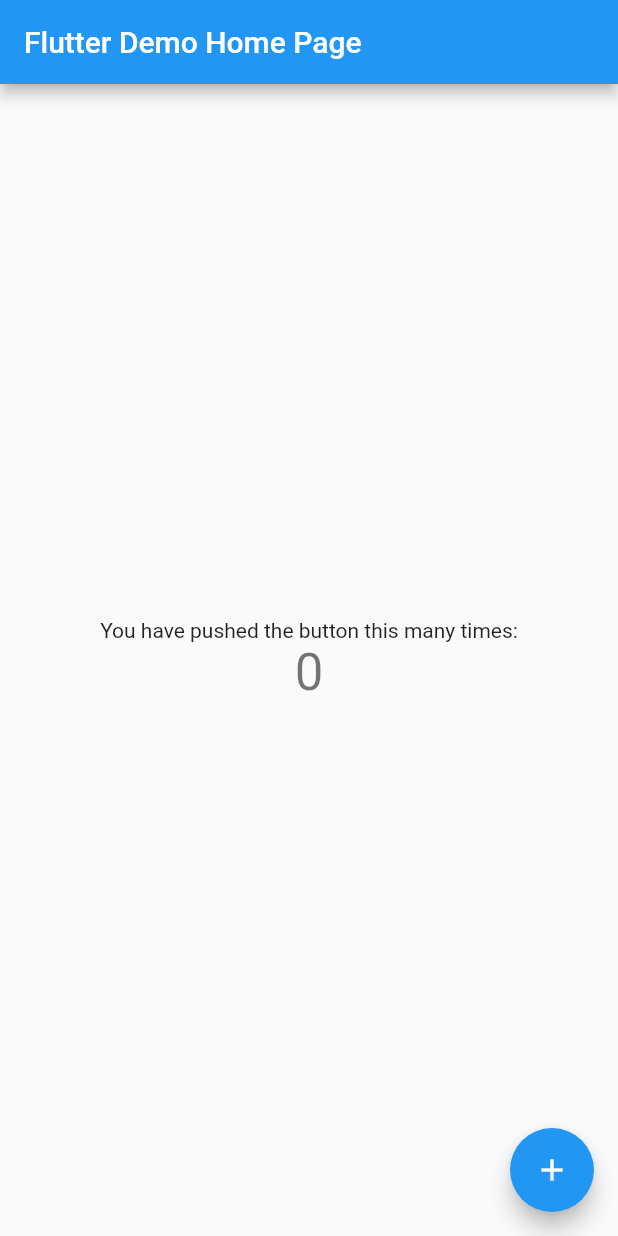
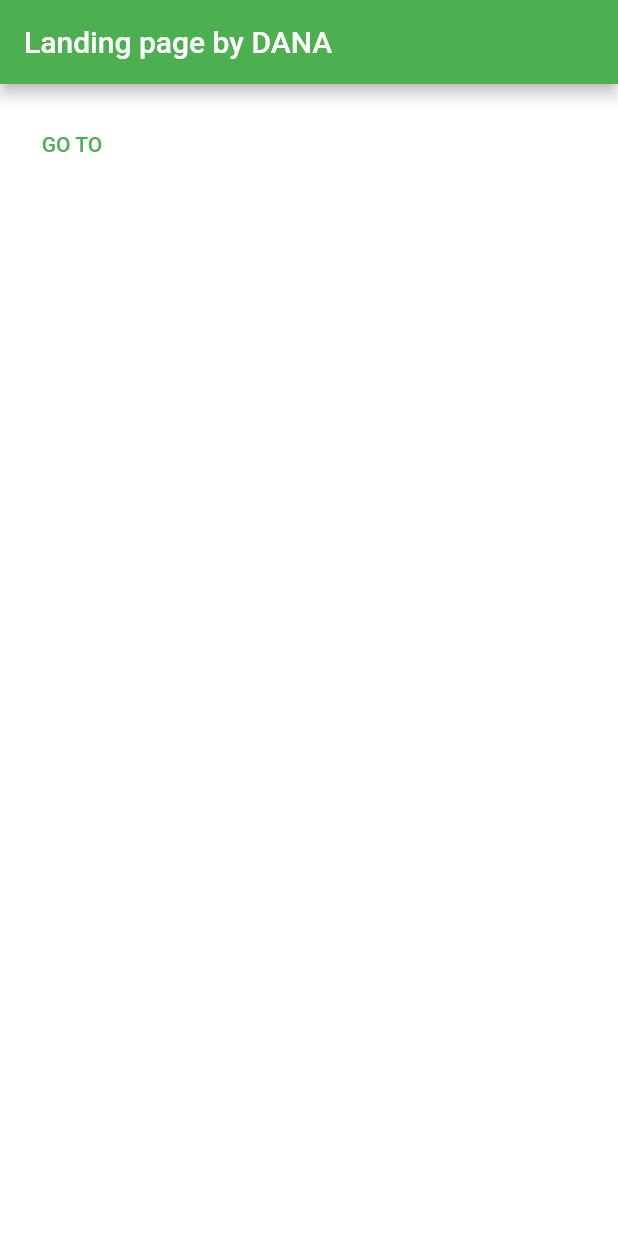
Before and after one commit to eduard-seregin/wiki_byog_flutter, a Flutter app: the screen it shows after launch, on a phone screen of 412 x 824 dp. Run offline on Flutter 3.47's test engine with Material 2 defaults, Android fonts, the light colour scheme and no system bars; Roboto replaces fonts that are missing (Georgia).

Commit message:
initiate pages

```diff
--- /dev/null
+++ b/lib/1_landing/landing_page.dart
@@ -0,0 +1,22 @@
+import 'package:flutter/cupertino.dart';
+import 'package:flutter/material.dart';
+import 'package:wiki_byog_flutter/router/routes.dart';
+
+class LandingView extends StatelessWidget {
+  const LandingView({Key? key}) : super(key: key);
+
+  @override
+  Widget build(BuildContext context) {
+    return Scaffold(
+        appBar: AppBar(
+          title: const Text("Landing page by DANA"),
+        ),
+        body: Padding(
+          padding: const EdgeInsets.all(16.0),
+          child: TextButton(
+              onPressed: () => Navigator.of(context)
+                  .pushNamedAndRemoveUntil(signinRoute, (route) => false),
+              child: const Text('GO TO')),
+        ));
+  }
+}
--- a/lib/main.dart
+++ b/lib/main.dart
@@ -1,115 +1,7 @@
 import 'package:flutter/material.dart';
+import 'package:wiki_byog_flutter/router/router.dart';
 
-void main() {
-  runApp(const MyApp());
+void main() async {
+  WidgetsFlutterBinding.ensureInitialized();
+  runApp(const RouterMaterialApp());
 }
-
-class MyApp extends StatelessWidget {
-  const MyApp({Key? key}) : super(key: key);
-
-  // This widget is the root of your application.
-  @override
-  Widget build(BuildContext context) {
-    return MaterialApp(
-      title: 'Flutter Demo',
-      theme: ThemeData(
-        // This is the theme of your application.
-        //
-        // Try running your application with "flutter run". You'll see the
-        // application has a blue toolbar. Then, without quitting the app, try
-        // changing the primarySwatch below to Colors.green and then invoke
-        // "hot reload" (press "r" in the console where you ran "flutter run",
-        // or simply save your changes to "hot reload" in a Flutter IDE).
-        // Notice that the counter didn't reset back to zero; the application
-        // is not restarted.
-        primarySwatch: Colors.blue,
-      ),
-      home: const MyHomePage(title: 'Flutter Demo Home Page'),
-    );
-  }
-}
-
-class MyHomePage extends StatefulWidget {
-  const MyHomePage({Key? key, required this.title}) : super(key: key);
-
-  // This widget is the home page of your application. It is stateful, meaning
-  // that it has a State object (defined below) that contains fields that affect
-  // how it looks.
-
-  // This class is the configuration for the state. It holds the values (in this
-  // case the title) provided by the parent (in this case the App widget) and
-  // used by the build method of the State. Fields in a Widget subclass are
-  // always marked "final".
-
-  final String title;
-
-  @override
-  State<MyHomePage> createState() => _MyHomePageState();
-}
-
-class _MyHomePageState extends State<MyHomePage> {
-  int _counter = 0;
-
-  void _incrementCounter() {
-    setState(() {
-      // This call to setState tells the Flutter framework that something has
-      // changed in this State, which causes it to rerun the build method below
-      // so that the display can reflect the updated values. If we changed
-      // _counter without calling setState(), then the build method would not be
-      // called again, and so nothing would appear to happen.
-      _counter++;
-    });
-  }
-
-  @override
-  Widget build(BuildContext context) {
-    // This method is rerun every time setState is called, for instance as done
-    // by the _incrementCounter method above.
-    //
-    // The Flutter framework has been optimized to make rerunning build methods
-    // fast, so that you can just rebuild anything that needs updating rather
-    // than having to individually change instances of widgets.
-    return Scaffold(
-      appBar: AppBar(
-        // Here we take the value from the MyHomePage object that was created by
-        // the App.build method, and use it to set our appbar title.
-        title: Text(widget.title),
-      ),
-      body: Center(
-        // Center is a layout widget. It takes a single child and positions it
-        // in the middle of the parent.
-        child: Column(
-          // Column is also a layout widget. It takes a list of children and
-          // arranges them vertically. By default, it sizes itself to fit its
-          // children horizontally, and tries to be as tall as its parent.
-          //
-          // Invoke "debug painting" (press "p" in the console, choose the
-          // "Toggle Debug Paint" action from the Flutter Inspector in Android
-          // Studio, or the "Toggle Debug Paint" command in Visual Studio Code)
-          // to see the wireframe for each widget.
-          //
-          // Column has various properties to control how it sizes itself and
-          // how it positions its children. Here we use mainAxisAlignment to
-          // center the children vertically; the main axis here is the vertical
-          // axis because Columns are vertical (the cross axis would be
-          // horizontal).
-          mainAxisAlignment: MainAxisAlignment.center,
-          children: <Widget>[
-            const Text(
-              'You have pushed the button this many times:',
-            ),
-            Text(
-              '$_counter',
-              style: Theme.of(context).textTheme.headline4,
-            ),
-          ],
-        ),
-      ),
-      floatingActionButton: FloatingActionButton(
-        onPressed: _incrementCounter,
-        tooltip: 'Increment',
-        child: const Icon(Icons.add),
-      ), // This trailing comma makes auto-formatting nicer for build methods.
-    );
-  }
-}
--- /dev/null
+++ b/lib/router/router.dart
@@ -0,0 +1,44 @@
+import 'package:flutter/material.dart';
+import 'package:wiki_byog_flutter/10_rating/rating_page.dart';
+import 'package:wiki_byog_flutter/4_create_guide/create_page.dart';
+import 'package:wiki_byog_flutter/6_guide_landing/guide_landing_page.dart';
+import 'package:wiki_byog_flutter/7_locations/locations_page.dart';
+import 'package:wiki_byog_flutter/8_hints/hints_page.dart';
+import 'package:wiki_byog_flutter/9_answers/answers_page.dart';
+import 'package:wiki_byog_flutter/router/routes.dart';
+
+import '../1_landing/landing_page.dart';
+import '../2_signin/signin_page.dart';
+import '../3_guides_list/guides_list_page.dart';
+import '../5_guide_questions/questions_page.dart';
+
+class RouterMaterialApp extends StatelessWidget {
+  const RouterMaterialApp({Key? key}) : super(key: key);
+
+  @override
+  Widget build(BuildContext context) {
+    return MaterialApp(
+      title: "WikiBYOG",
+      theme: ThemeData(
+        colorScheme: const ColorScheme.highContrastLight(
+          primary: Colors.green,
+          secondary: Colors.greenAccent,
+        ),
+        scaffoldBackgroundColor: Colors.white70,
+        fontFamily: 'Georgia',
+      ),
+      routes: {
+        '/':(BuildContext context) => const LandingView(),
+        signinRoute :(BuildContext context) => const SigninView(),
+        guidesRoute :(BuildContext context) => const GuidesListView(),
+        createRoute :(BuildContext context) => const CreateView(),
+        questionsRoute :(BuildContext context) => const CreateQuestionsView(),
+        guideLandingRoute :(BuildContext context) => const GuideLandingView(),
+        locationsRoute :(BuildContext context) => const GuideLocationsView(),
+        hintsRoute :(BuildContext context) => const HintsView(),
+        answersRoute :(BuildContext context) => const TouristAnswersView(),
+        ratingRoute :(BuildContext context) => const RatingView(),
+      },
+    );
+  }
+}
--- /dev/null
+++ b/lib/router/routes.dart
@@ -0,0 +1,10 @@
+const landingRoute = '/';
+const signinRoute = '/signin';
+const guidesRoute = '/guides';
+const createRoute = '/maker/create';
+const questionsRoute = '/maker/questions';
+const guideLandingRoute = '/tourist/guide';
+const locationsRoute = '/tourist/locations';
+const hintsRoute = '/tourist/hints';
+const answersRoute = '/tourist/answers';
+const ratingRoute = '/tourist/rating';
```
Also changed, not shown: lib/10_rating/rating_page.dart (added, +22 -0 lines), lib/2_signin/signin_page.dart (added, +22 -0 lines), lib/3_guides_list/guides_list_page.dart (added, +22 -0 lines), lib/4_create_guide/create_page.dart (added, +22 -0 lines), lib/5_guide_questions/questions_page.dart (added, +22 -0 lines), lib/6_guide_landing/guide_landing_page.dart (added, +22 -0 lines), lib/7_locations/locations_page.dart (added, +23 -0 lines), lib/8_hints/hints_page.dart (added, +22 -0 lines), lib/9_answers/answers_page.dart (added, +22 -0 lines), pubspec.lock, 2 other files.
